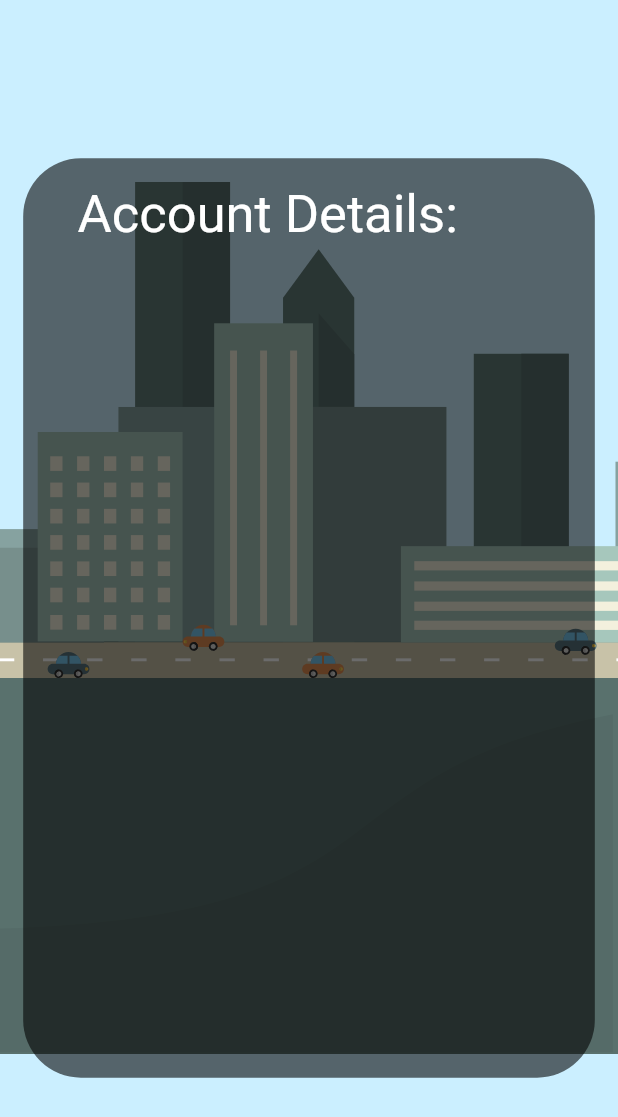
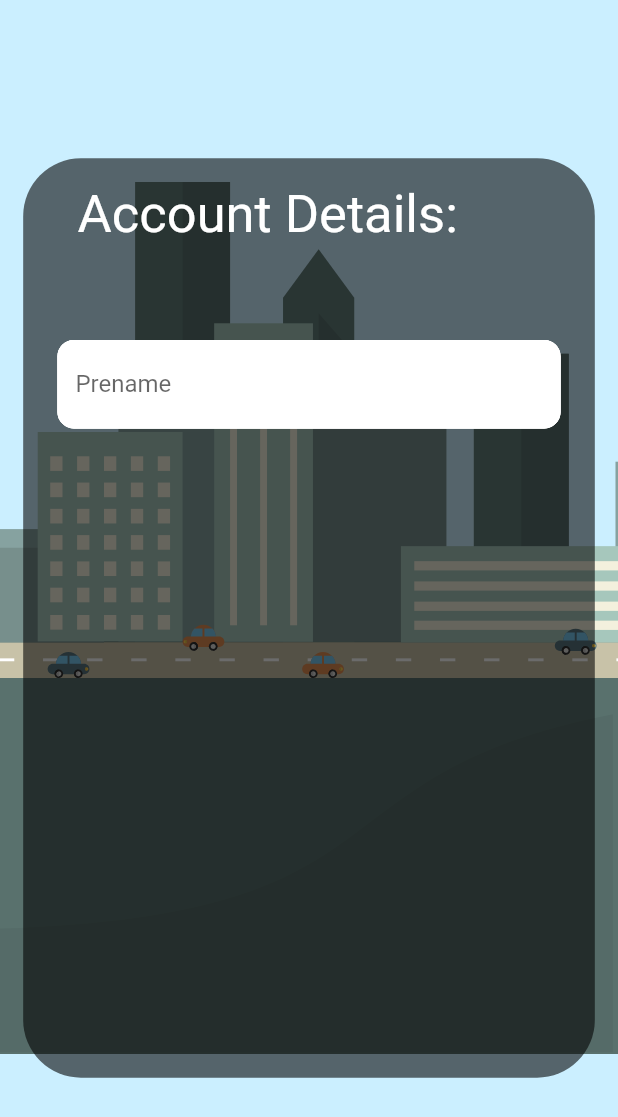
Before and after one commit to mithuGit/TripTip, a Flutter app: the screen it shows after launch, on a phone screen of 412 x 824 dp. Shown: the top 1117 px of the screen. Run offline on Flutter 3.47's test engine with Material 2 defaults, Android fonts, the phone set to English and light mode, and no system bars; our stand-ins replace firebase_auth, firebase_core, flutter_otp_text_field, flutter_svg, google_sign_in; accounts and stored records are empty; generated files the repository leaves out were written again; project files that could hold a hidden picture were left out.

Commit message:
Textfield und Container

```diff
--- a/lib/ui/views/account/account_details.dart
+++ b/lib/ui/views/account/account_details.dart
@@ -1,6 +1,7 @@
 import 'package:flutter/material.dart';
 import 'package:flutter_svg/flutter_svg.dart';
 import '../../widgets/container.dart';
+import '../../widgets/inputfield.dart';
 
 class Account extends StatefulWidget {
   const Account({super.key});
@@ -10,6 +11,8 @@ class Account extends StatefulWidget {
 }
 
 class _AccountState extends State<Account> {
+  //Controller for text
+  final prenameController = TextEditingController();
   @override
   Widget build(BuildContext context) {
     // Get Screen Size
@@ -36,6 +39,20 @@ class _AccountState extends State<Account> {
                 child: CustomContainer(
                   title: "Account Details:",
                   fontSize: 35,
+                ),
+              ),
+              Center(
+                child: InputField(
+                  controller: prenameController,
+                  hintText: 'Prename',
+                  obscureText: false,
+                ),
+              ),
+              Center(
+                child: InputField(
+                  controller: prenameController,
+                  hintText: 'Prename',
+                  obscureText: false,
                 ),
               ),
             ],
--- a/lib/ui/widgets/container.dart
+++ b/lib/ui/widgets/container.dart
@@ -34,7 +34,7 @@ class CustomContainer extends StatelessWidget {
                 decoration: InputDecoration(
                   hintText: title,
                   hintStyle: TextStyle(
-                    color: color == null ? Colors.white : color,
+                    color: color ?? Colors.white,
                     fontSize: fontSize,
                   ),
                   border: InputBorder.none,
--- /dev/null
+++ b/lib/ui/widgets/inputfield.dart
@@ -0,0 +1,44 @@
+import 'dart:ui';
+
+import 'package:flutter/material.dart';
+
+class InputField extends StatelessWidget {
+  final String hintText;
+  final controller;
+  final bool obscureText;
+
+  const InputField(
+      {super.key,
+      required this.hintText,
+      this.controller,
+      required this.obscureText});
+
+  @override
+  Widget build(BuildContext context) {
+    Size screenSize = MediaQuery.of(context).size;
+    double screenHeight = screenSize.height;
+    double screenWidth = screenSize.width;
+
+    return Container(
+      width: screenWidth * 0.814,
+      height: screenHeight * 0.45,
+      child: TextField(
+        controller: controller,
+        obscureText: obscureText,
+        decoration: InputDecoration(
+          enabledBorder: OutlineInputBorder(
+            borderSide: BorderSide(color: Colors.white),
+            borderRadius: BorderRadius.circular(11.0),
+          ),
+          focusedBorder: OutlineInputBorder(
+            borderSide: BorderSide(color: Colors.grey.shade400),
+            borderRadius: BorderRadius.circular(11.0),
+          ),
+          fillColor: Colors.white,
+          filled: true,
+          hintText: hintText,
+        ),
+      ),
+    );
+  }
+}
```
